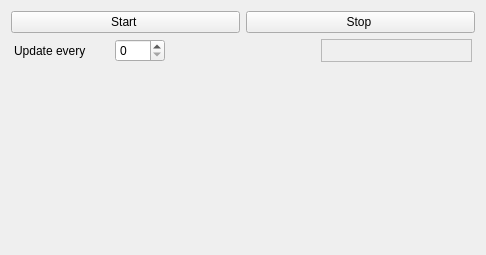
Above: Modules/IGTUI/Qmitk/QmitkUpdateTimerWidgetControls.ui from MITK/MITK before the change. Below: the same form after it.
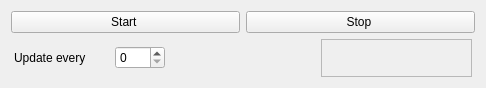
That is the form after the change. Icons and pictures are not drawn.

Commit message: Remove vertical spacer from widget

What changed in the file:
```diff
--- a/Modules/IGTUI/Qmitk/QmitkUpdateTimerWidgetControls.ui
+++ b/Modules/IGTUI/Qmitk/QmitkUpdateTimerWidgetControls.ui
@@ -7,7 +7,7 @@
     <x>0</x>
     <y>0</y>
     <width>486</width>
-    <height>255</height>
+    <height>88</height>
    </rect>
   </property>
   <property name="windowTitle">
@@ -142,19 +142,6 @@
      </item>
     </layout>
    </item>
-   <item>
-    <spacer name="verticalSpacer">
-     <property name="orientation">
-      <enum>Qt::Vertical</enum>
-     </property>
-     <property name="sizeHint" stdset="0">
-      <size>
-       <width>20</width>
-       <height>40</height>
-      </size>
-     </property>
-    </spacer>
-   </item>
   </layout>
  </widget>
  <resources>
```
